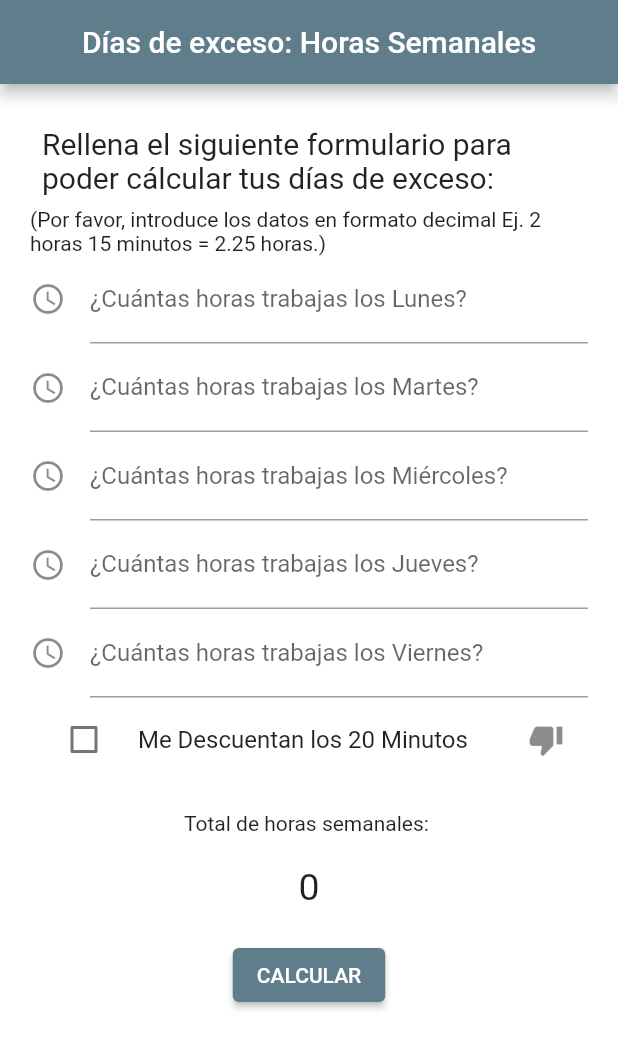
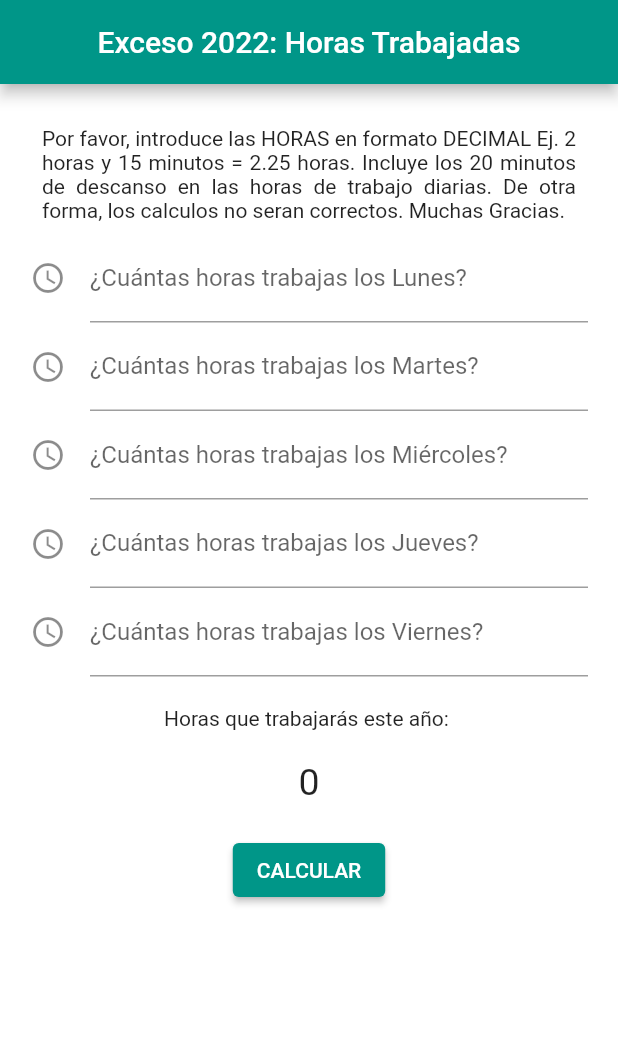
Before and after one commit to jrodriguezh/DiasExcesoBeata, a Flutter app: the screen it shows after launch, after a tap on "CALCULAR", on a phone screen of 412 x 824 dp. Shown: the top 1049 px of the screen. Run offline on Flutter 3.47's test engine with Material 2 defaults, Android fonts, the phone set to English and light mode, and no system bars.

Commit message:
uploaded first final version

```diff
--- a/lib/main.dart
+++ b/lib/main.dart
@@ -13,7 +13,7 @@ class MyApp extends StatelessWidget {
     return MaterialApp(
       title: 'Flutter Demo',
       theme: ThemeData(
-        primarySwatch: Colors.blueGrey,
+        primarySwatch: Colors.teal,
       ),
       debugShowCheckedModeBanner: false,
       home: const HomePage(),
--- a/lib/screens/home_page.dart
+++ b/lib/screens/home_page.dart
@@ -1,3 +1,4 @@
+import 'package:diasexceso/screens/percentage_page.dart';
 import 'package:flutter/material.dart';
 
 class HomePage extends StatefulWidget {
@@ -13,16 +14,29 @@ class _HomePageState extends State<HomePage> {
   final TextEditingController miercoles = TextEditingController();
   final TextEditingController jueves = TextEditingController();
   final TextEditingController viernes = TextEditingController();
-  late double horassemanales = 0;
-  late String textoHorasSemanales = "0";
+  late double horasanuales = 0;
+  late String textoHorasAnuales = "0";
   late bool paganMinutos = false;
+  late bool calculado = false;
+  late String textoLadrones = "";
+  late double numeroDeLunes = 44;
+  late double numeroDeMartes = 45;
+  late double numeroDeMiercoles = 46;
+  late double numeroDeJueves = 45;
+  late double numeroDeViernes = 47;
+  //227
+  late double numeroDeDiasAno = numeroDeLunes +
+      numeroDeMartes +
+      numeroDeMiercoles +
+      numeroDeJueves +
+      numeroDeViernes;
 
   @override
   Widget build(BuildContext context) {
     return Scaffold(
       backgroundColor: Colors.white,
       appBar: AppBar(
-        title: const Center(child: Text("Días de exceso: Horas Semanales")),
+        title: const Center(child: Text("Exceso 2022: Horas Trabajadas")),
       ),
       body: SingleChildScrollView(
         child: Padding(
@@ -32,66 +46,80 @@ class _HomePageState extends State<HomePage> {
               const Padding(
                 padding: EdgeInsets.all(8.0),
                 child: Text(
-                  "Rellena el siguiente formulario para poder cálcular tus días de exceso:",
-                  style: TextStyle(fontSize: 20),
+                  "Por favor, introduce las HORAS en formato DECIMAL Ej. 2 horas y 15 minutos = 2.25 horas. Incluye los 20 minutos de descanso en las horas de trabajo diarias. De otra forma, los calculos no seran correctos. Muchas Gracias.",
+                  textAlign: TextAlign.justify,
                 ),
-              ),
-              const Text(
-                "(Por favor, introduce los datos en formato decimal Ej. 2 horas 15 minutos = 2.25 horas.)",
               ),
               TextField(
                 controller: lunes,
                 keyboardType: TextInputType.number,
                 decoration: const InputDecoration(
                   icon: Icon(Icons.watch_later_outlined),
-                    labelText: "¿Cuántas horas trabajas los Lunes?"),
+                  labelText: "¿Cuántas horas trabajas los Lunes?",
+                  hintText: "0.0",
+                ),
               ),
               TextField(
                 controller: martes,
                 keyboardType: TextInputType.number,
                 decoration: const InputDecoration(
                   icon: Icon(Icons.watch_later_outlined),
-                    labelText: "¿Cuántas horas trabajas los Martes?"),
+                  labelText: "¿Cuántas horas trabajas los Martes?",
+                  hintText: "0.0",
+                ),
               ),
               TextField(
                 controller: miercoles,
                 keyboardType: TextInputType.number,
                 decoration: const InputDecoration(
                   icon: Icon(Icons.watch_later_outlined),
-                    labelText: "¿Cuántas horas trabajas los Miércoles?"),
+                  labelText: "¿Cuántas horas trabajas los Miércoles?",
+                  hintText: "0.0",
+                ),
               ),
               TextField(
                 controller: jueves,
                 keyboardType: TextInputType.number,
                 decoration: const InputDecoration(
                   icon: Icon(Icons.watch_later_outlined),
-                    labelText: "¿Cuántas horas trabajas los Jueves?"),
+                  labelText: "¿Cuántas horas trabajas los Jueves?",
+                  hintText: "0.0",
+                ),
               ),
               TextField(
                 controller: viernes,
                 keyboardType: TextInputType.number,
                 decoration: const InputDecoration(
                   icon: Icon(Icons.watch_later_outlined),
-                    labelText: "¿Cuántas horas trabajas los Viernes?"),
+                  labelText: "¿Cuántas horas trabajas los Viernes?",
+                  hintText: "0.0",
                 ),
-              CheckboxListTile(
-                title: const Text("Me Descuentan los 20 Minutos"),
-                value: paganMinutos,
-                secondary: Icon(Icons.thumb_down),
-                onChanged: (newValue) {
-                  setState(() {
-                    paganMinutos = true;
-                  });
-                },
-                controlAffinity:
-                    ListTileControlAffinity.leading, //  <-- leading Checkbox
               ),
+              // CheckboxListTile(
+              //   title: const Text("Me Descuentan los 20 Minutos del sueldo"),
+
+              //   subtitle: Text(textoLadrones),
+              //   value: paganMinutos,
+              //   secondary: Icon(Icons.money_off),
+              //   onChanged: (newValue) {
+              //     setState(() {
+              //       paganMinutos = newValue!;
+              //       if (paganMinutos == true) {
+              //         textoLadrones = "¡Ladrones💰🥷🏽!";
+              //       } else {
+              //         textoLadrones = "";
+              //       }
+              //     });
+              //   },
+              //   controlAffinity:
+              //       ListTileControlAffinity.trailing, //  <-- leading Checkbox
+              // ),
               const Padding(
                 padding: EdgeInsets.all(20.0),
-                child: Text("Total de horas semanales: "),
+                child: Text("Horas que trabajarás este año: "),
               ),
               Text(
-                textoHorasSemanales,
+                textoHorasAnuales,
                 style: const TextStyle(fontSize: 25),
               ),
               Padding(
@@ -99,17 +127,34 @@ class _HomePageState extends State<HomePage> {
                 child: ElevatedButton(
                   onPressed: () {
                     setState(() {
-                      horassemanales = double.parse(lunes.text) +
-                          double.parse(martes.text) +
-                          double.parse(miercoles.text) +
-                          double.parse(jueves.text) +
-                          double.parse(viernes.text);
-                      textoHorasSemanales = horassemanales.toString();
+                      horasanuales = (double.parse(lunes.text) *
+                              numeroDeLunes) +
+                          (double.parse(martes.text) * numeroDeMartes) +
+                          (double.parse(miercoles.text) * numeroDeMiercoles) +
+                          (double.parse(jueves.text) * numeroDeJueves) +
+                          (double.parse(viernes.text) * numeroDeViernes);
+                      textoHorasAnuales = horasanuales.toStringAsFixed(2);
+                      if (horasanuales > 0) {
+                        calculado = true;
+                      }
                     });
                   },
                   child: const Text("CALCULAR"),
                 ),
               ),
+              if (calculado)
+                ElevatedButton(
+                    onPressed: () {
+                      Navigator.push(
+                        context,
+                        MaterialPageRoute(
+                            builder: (context) => PercentajePage(horasanuales)),
+                      );
+                    },
+                    child: const Text(
+                      "SIGUIENTE",
+                      style: TextStyle(fontSize: 20),
+                    ))
             ],
           ),
         ),
```
Also changed, not shown: lib/screens/final_page.dart (added, +144 -0 lines), lib/screens/percentage_page.dart (added, +179 -0 lines). Lines whose indentation alone changed are shown as unchanged.
